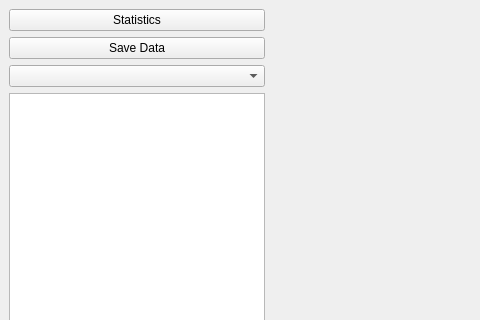
Old version of the form GUI_STSviewer.ui in the repository scholi/pyOmicron; both pictures show x 0 to 480 and y 0 to 320 of the 1385 by 713 pixel window.
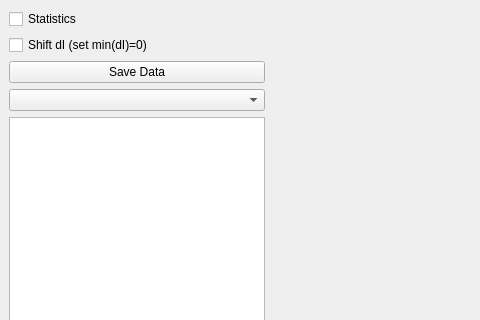
New version of the form. Custom widgets are drawn as their Qt base class.

Commit message: Add checkboxes for stat and normalization. Add comments in source code

The edit to the form file:
```diff
--- a/GUI_STSviewer.ui
+++ b/GUI_STSviewer.ui
@@ -16,29 +16,21 @@
   <widget class="QWidget" name="centralwidget">
    <layout class="QHBoxLayout" name="horizontalLayout_2" stretch="0,0,0,0">
     <item>
-     <layout class="QVBoxLayout" name="verticalLayout" stretch="0,0,0,0,0">
+     <layout class="QVBoxLayout" name="verticalLayout" stretch="0,0,0,0,0,0">
       <property name="sizeConstraint">
        <enum>QLayout::SetDefaultConstraint</enum>
       </property>
       <item>
-       <widget class="QPushButton" name="statBT">
+       <widget class="QCheckBox" name="statCB">
         <property name="text">
          <string>Statistics</string>
         </property>
-        <property name="checkable">
-         <bool>true</bool>
-        </property>
-        <property name="checked">
-         <bool>false</bool>
-        </property>
-        <property name="autoDefault">
-         <bool>false</bool>
-        </property>
-        <property name="default">
-         <bool>false</bool>
-        </property>
-        <property name="flat">
-         <bool>false</bool>
+       </widget>
+      </item>
+      <item>
+       <widget class="QCheckBox" name="normCB">
+        <property name="text">
+         <string>Shift dI (set min(dI)=0)</string>
         </property>
        </widget>
       </item>
```
Left out of the diff: 2 changed lines with no effect on the pictures. The commit also changes 2 other files.
